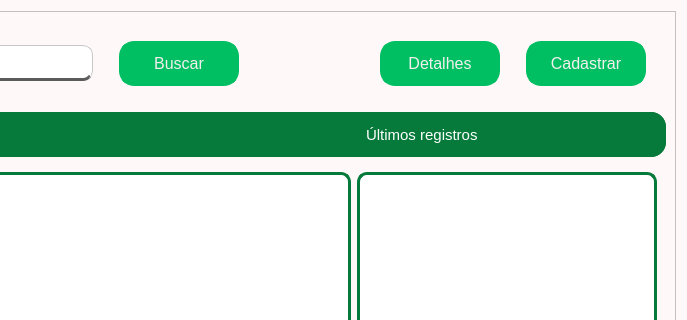
The window that PATP/asset_ctrl/previa/user_main.ui (eduardogm22/controle_patrimonio) describes before a commit, drawn with Qt 5; both pictures show x 308 to 995 and y 0 to 320 of the 995 by 575 pixel window.
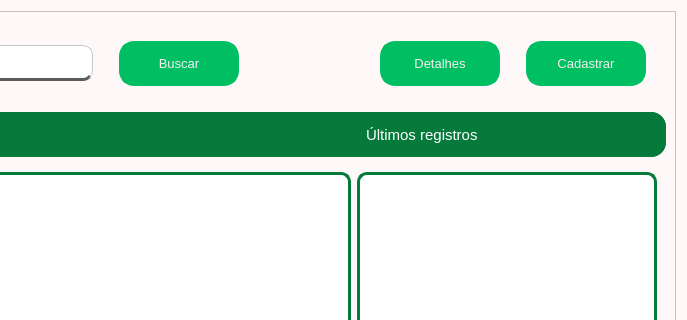
The same window after the commit. Icons and pictures are not drawn.

```diff
--- a/PATP/asset_ctrl/previa/user_main.ui
+++ b/PATP/asset_ctrl/previa/user_main.ui
@@ -125,7 +125,7 @@
               </property>
               <property name="font">
                <font>
-                <pointsize>12</pointsize>
+                <pointsize>10</pointsize>
                </font>
               </property>
               <property name="cursor">
@@ -204,7 +204,7 @@
               </property>
               <property name="font">
                <font>
-                <pointsize>12</pointsize>
+                <pointsize>10</pointsize>
                </font>
               </property>
               <property name="cursor">
@@ -283,7 +283,9 @@
               </property>
               <property name="font">
                <font>
-                <pointsize>12</pointsize>
+                <pointsize>10</pointsize>
+                <weight>50</weight>
+                <bold>false</bold>
                </font>
               </property>
               <property name="cursor">
```
Left out of the diff: 8 changed lines with no effect on the pictures.
